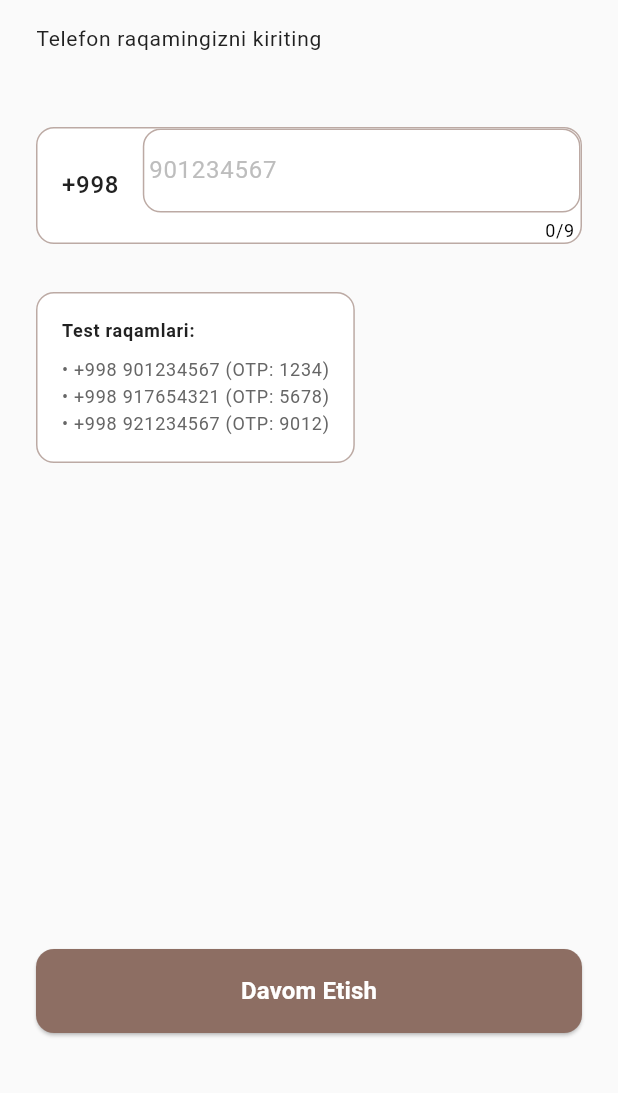
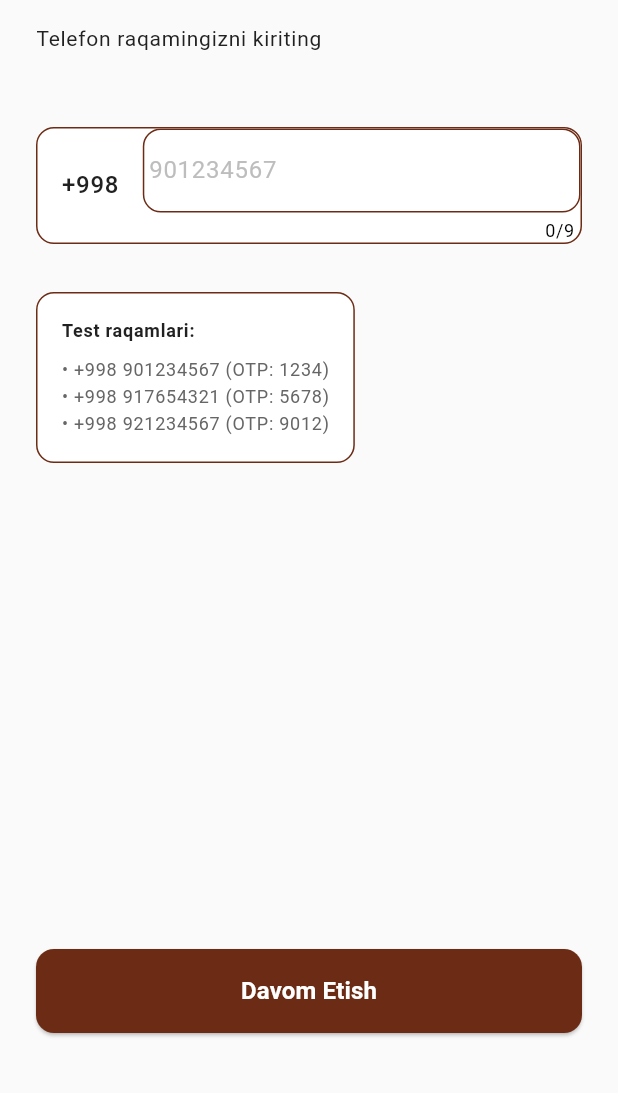
Before and after one commit to sarvarrustam/kassam, a Flutter app: the screen it shows after launch, on a phone screen of 412 x 824 dp, the part 143-1236 px from its top. Run offline on Flutter 3.47's test engine with Material 3 defaults, Android fonts, the phone set to English and light mode, and no system bars; our stand-ins replace equatable, flutter_bloc, go_router.

Commit message:
fix: Update primaryBrown color definition for consistency across theme

```diff
--- a/lib/presentation/theme/app_theme.dart
+++ b/lib/presentation/theme/app_theme.dart
@@ -2,7 +2,12 @@ import 'package:flutter/material.dart';
 
 class AppColors {
   // Asosiy ranglar - BREND
-  static const Color primaryBrown = Color(0xFF8D6E63); // Jigarrang (Asosiy)
+  static const Color primaryBrown = const Color.fromARGB(
+    255,
+    108,
+    43,
+    20,
+  ); // Jigarrang (Asosiy)
   static const Color successGreen = Color(
     0xFF388E3C,
   ); // Yashil (Daromad/Ijobiy)
@@ -14,8 +19,11 @@ class AppColors {
     0xFFFAFAFA,
   ); // Sut rang (Sahifa foni)
   static const Color surfaceLight = Colors.white; // Oq rang (Karta/Input foni)
-  static const Color softBorder = Color(
-    0xFFBCAAA4,
+  static const Color softBorder = Color.fromARGB(
+    255,
+    108,
+    43,
+    20,
   ); // Yumshoq Jigarrang (Border/Shadow)
 
   // Matn ranglari
@@ -30,9 +38,9 @@ class AppTheme {
   static ThemeData get lightTheme {
     return ThemeData(
       // 1. Ranglar Palitrasi
-      primaryColor: AppColors.primaryBrown,
+      primaryColor: const Color.fromARGB(255, 108, 43, 20),
       colorScheme: const ColorScheme.light(
-        primary: AppColors.primaryBrown, // Jigarrang (Asosiy)
+        primary: Color.fromARGB(255, 108, 43, 20), // Jigarrang (Asosiy)
         secondary: AppColors.accentBlue,
         error: AppColors.errorRed,
         background: AppColors.backgroundLight,
@@ -46,7 +54,7 @@ class AppTheme {
 
       // 3. App Bar (Yuqori Qism)
       appBarTheme: const AppBarTheme(
-        backgroundColor: AppColors.primaryBrown, // Jigarrang
+        backgroundColor: const Color.fromARGB(255, 108, 43, 20), // Jigarrang
         foregroundColor: AppColors.onPrimary, // Oq matn
         elevation: 0,
       ),
@@ -83,7 +91,7 @@ class AppTheme {
         focusedBorder: OutlineInputBorder(
           borderRadius: BorderRadius.circular(12.0),
           borderSide: const BorderSide(
-            color: AppColors.primaryBrown, // Jigarrang fokusda
+            color: const Color.fromARGB(255, 108, 43, 20), // Jigarrang fokusda
             width: 2.0,
           ),
         ),
@@ -96,7 +104,7 @@ class AppTheme {
       // 7. Elevated Button Theme
       elevatedButtonTheme: ElevatedButtonThemeData(
         style: ElevatedButton.styleFrom(
-          backgroundColor: AppColors.primaryBrown,
+          backgroundColor: const Color.fromARGB(255, 108, 43, 20),
           foregroundColor: AppColors.onPrimary,
           shape: RoundedRectangleBorder(
             borderRadius: BorderRadius.circular(12),
```
